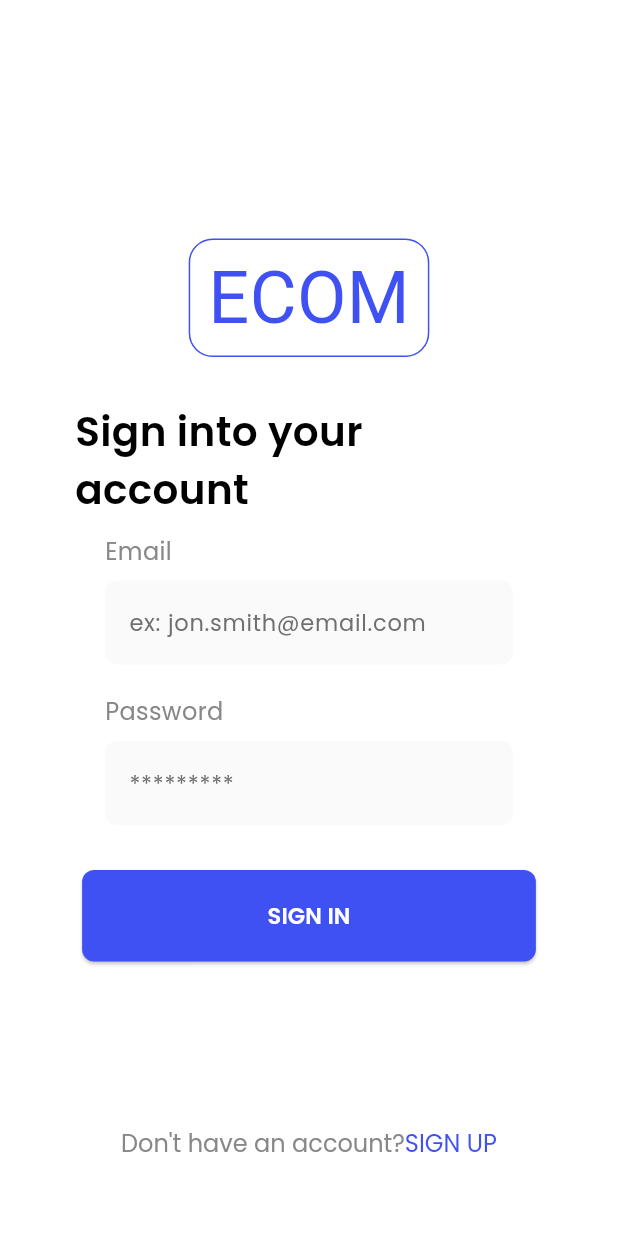
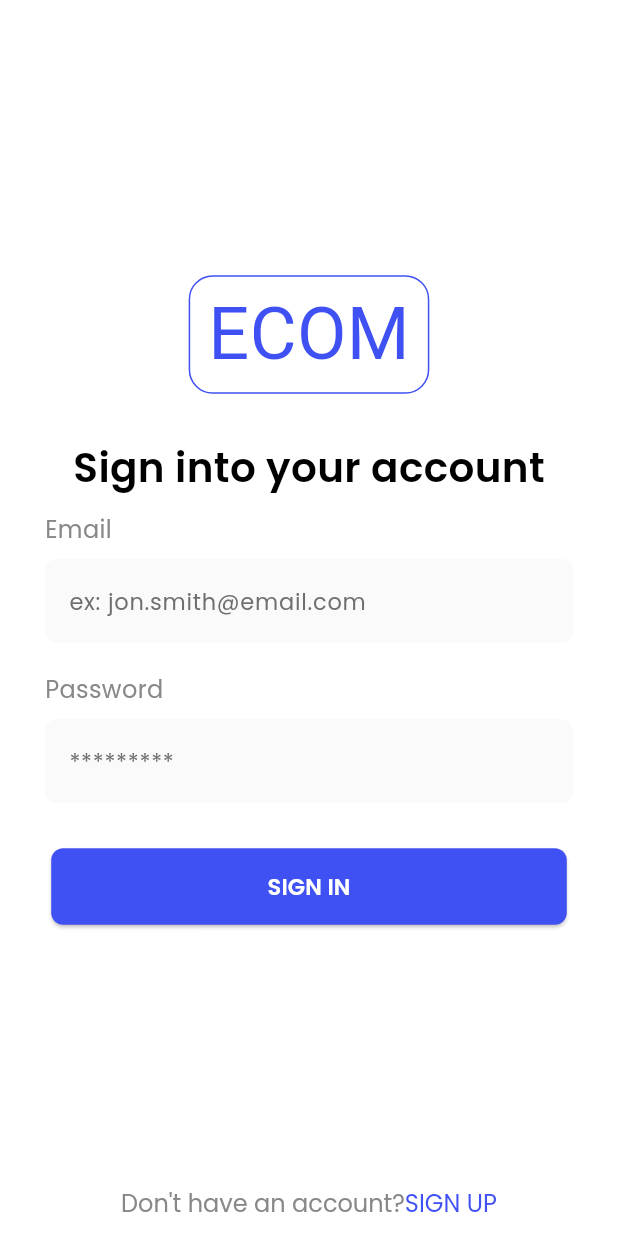
Before and after one commit to ayanasamuel8/2025-A2SV-G6-mobile-assessment, a Flutter app: the screen it shows after launch, on a phone screen of 412 x 824 dp. Run offline on Flutter 3.47's test engine with Material 3 defaults, Android fonts, the phone set to English and light mode, and no system bars; our stand-ins replace bloc, dartz, equatable, flutter_bloc, flutter_secure_storage, get_it and 2 more.

Commit message:
update: padding changed

```diff
--- a/chat_app/lib/features/auth/presentation/widgets/auth_form_widget.dart
+++ b/chat_app/lib/features/auth/presentation/widgets/auth_form_widget.dart
@@ -79,7 +79,7 @@ class _AuthFormState extends State<AuthForm> {
               constraints: BoxConstraints(minHeight: constraints.maxHeight),
               child: IntrinsicHeight(
                 child: Padding(
-                  padding: const EdgeInsets.all(50.0),
+                  padding: const EdgeInsets.all(10.0),
                   child: Center(
                     child: Form(
                       key: _formKey,
--- a/chat_app/lib/features/auth/presentation/widgets/custom_button.dart
+++ b/chat_app/lib/features/auth/presentation/widgets/custom_button.dart
@@ -23,8 +23,8 @@ class CustomButton extends StatelessWidget {
         backgroundColor: primary(),
         shape: RoundedRectangleBorder(borderRadius: BorderRadius.circular(8)),
         padding: EdgeInsets.symmetric(
-          vertical: 20,
-          horizontal: MediaQuery.of(context).size.width * 0.30,
+          vertical: 15,
+          horizontal: MediaQuery.of(context).size.width * 0.35,
         ),
       ),
       child: isLoading
```
